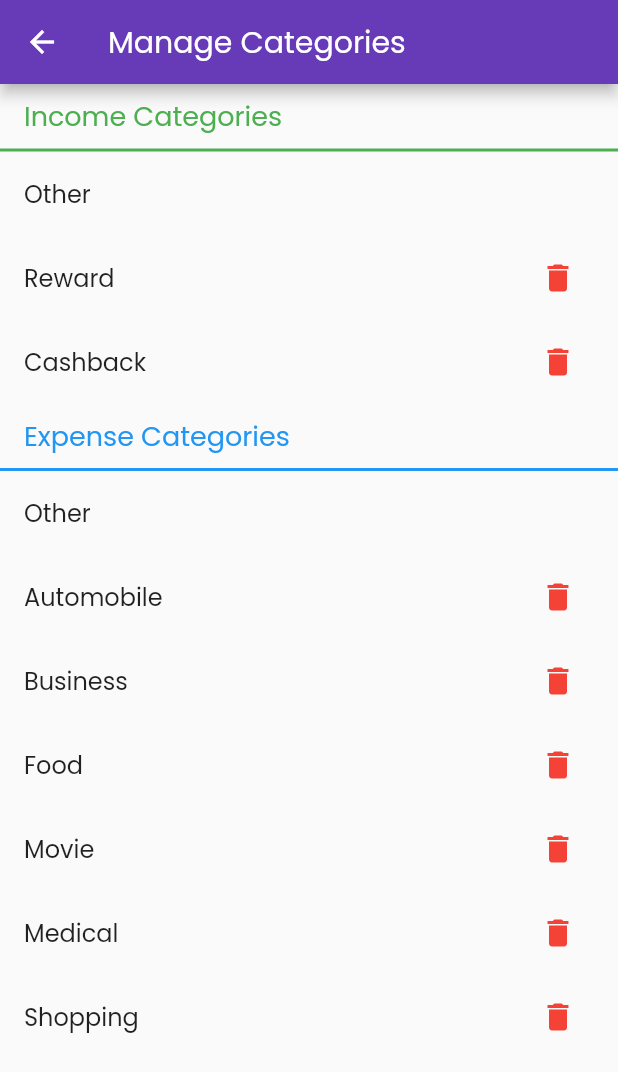
After one commit to aman1210/FlutterExpenseTracker, a Flutter app: the ManageCategories screen opened directly, after a tap on the "delete" icon, on a phone screen of 412 x 824 dp. The commit adds this screen. Shown: the top 1072 px of the screen. Run offline on Flutter 3.47's test engine with Material 2 defaults, Android fonts, the light colour scheme and no system bars; our stand-ins replace font_awesome_flutter, lottie, sqflite, syncfusion_flutter_charts; missing offline and left inert: bezier_chart, credit_card_slider; accounts and stored records are empty.

Commit message:
added manage categories

```diff
--- a/lib/Provider/categoryProvider.dart
+++ b/lib/Provider/categoryProvider.dart
@@ -83,4 +83,14 @@ class CategoryProvider with ChangeNotifier {
       type: listName == 'Income' ? 0 : 1,
     );
   }
+
+  void deleteCategory(String title, String listName) {
+    if (listName == 'Income') {
+      incomeCategory.removeWhere((element) => element.categoryName == title);
+    } else {
+      expenseCategory.removeWhere((element) => element.categoryName == title);
+    }
+    notifyListeners();
+    CategoryHelper.deleteCategory('category_todo', title);
+  }
 }
--- a/lib/helper/category_helper.dart
+++ b/lib/helper/category_helper.dart
@@ -30,10 +30,10 @@ class CategoryHelper {
     });
   }
 
-  // static Future<void> deleteCategory(String table, String title) async {
-  //   final db = await CategoryHelper.database();
-  //   await db.delete(table, where: 'title=?', whereArgs: [title]);
-  // }
+  static Future<void> deleteCategory(String table, String title) async {
+    final db = await CategoryHelper.database();
+    await db.delete(table, where: 'title=?', whereArgs: [title]);
+  }
 
   static Future<List<Map<String, dynamic>>> getData(String table) async {
     final db = await CategoryHelper.database();
--- /dev/null
+++ b/lib/screens/categories.dart
@@ -0,0 +1,84 @@
+import 'package:expenseTracker/Provider/categoryProvider.dart';
+import 'package:flutter/material.dart';
+import 'package:provider/provider.dart';
+
+class ManageCategories extends StatelessWidget {
+  @override
+  Widget build(BuildContext context) {
+    var provider = Provider.of<CategoryProvider>(context);
+    var income = provider.incomeCategory;
+    var expense = provider.expenseCategory;
+
+    return Scaffold(
+      appBar: AppBar(
+        title: Text('Manage Categories'),
+      ),
+      body: Container(
+        child: SingleChildScrollView(
+          child: Column(
+            children: [
+              buildheading(Colors.green, 'Income Categories'),
+              ...income
+                  .map(
+                    (e) => ListTile(
+                      title: Text(e.categoryName),
+                      trailing: e.categoryName == 'Other'
+                          ? null
+                          : IconButton(
+                              icon: Icon(
+                                Icons.delete,
+                                color: Colors.red,
+                              ),
+                              onPressed: () {
+                                provider.deleteCategory(
+                                    e.categoryName, 'Income');
+                              },
+                            ),
+                    ),
+                  )
+                  .toList(),
+              buildheading(Colors.blue, 'Expense Categories'),
+              ...expense
+                  .map(
+                    (e) => ListTile(
+                      title: Text(e.categoryName),
+                      trailing: e.categoryName == 'Other'
+                          ? null
+                          : IconButton(
+                              icon: Icon(
+                                Icons.delete,
+                                color: Colors.red,
+                              ),
+                              onPressed: () {
+                                provider.deleteCategory(
+                                    e.categoryName, 'Income');
+                              },
+                            ),
+                    ),
+                  )
+                  .toList(),
+            ],
+          ),
+        ),
+      ),
+    );
+  }
+
+  Container buildheading(Color color, String text) {
+    return Container(
+        width: double.infinity,
+        padding: const EdgeInsets.symmetric(horizontal: 16, vertical: 8),
+        decoration: BoxDecoration(
+          border: Border(
+            bottom: BorderSide(color: color, width: 2),
+          ),
+        ),
+        child: Text(
+          text,
+          style: TextStyle(
+            fontSize: 18,
+            color: color,
+          ),
+        ));
+  }
+}
--- a/lib/widgets/profilePage/darkModeSwitch.dart
+++ b/lib/widgets/profilePage/darkModeSwitch.dart
@@ -24,7 +24,6 @@ class _DarkModeSwitchState extends State<DarkModeSwitch> {
 
   @override
   void initState() {
-    // TODO: implement initState
     super.initState();
     isDark = Provider.of<ProfileProvider>(context, listen: false).isDark;
   }
```
Also changed, not shown: lib/screens/profilePage.dart (+54 -2 lines), lib/widgets/home/draggableCard.dart (+6 -6 lines), lib/widgets/profilePage/header.dart (+16 -18 lines), lib/widgets/statsPage/brezzerChart.dart (+14 -9 lines).
